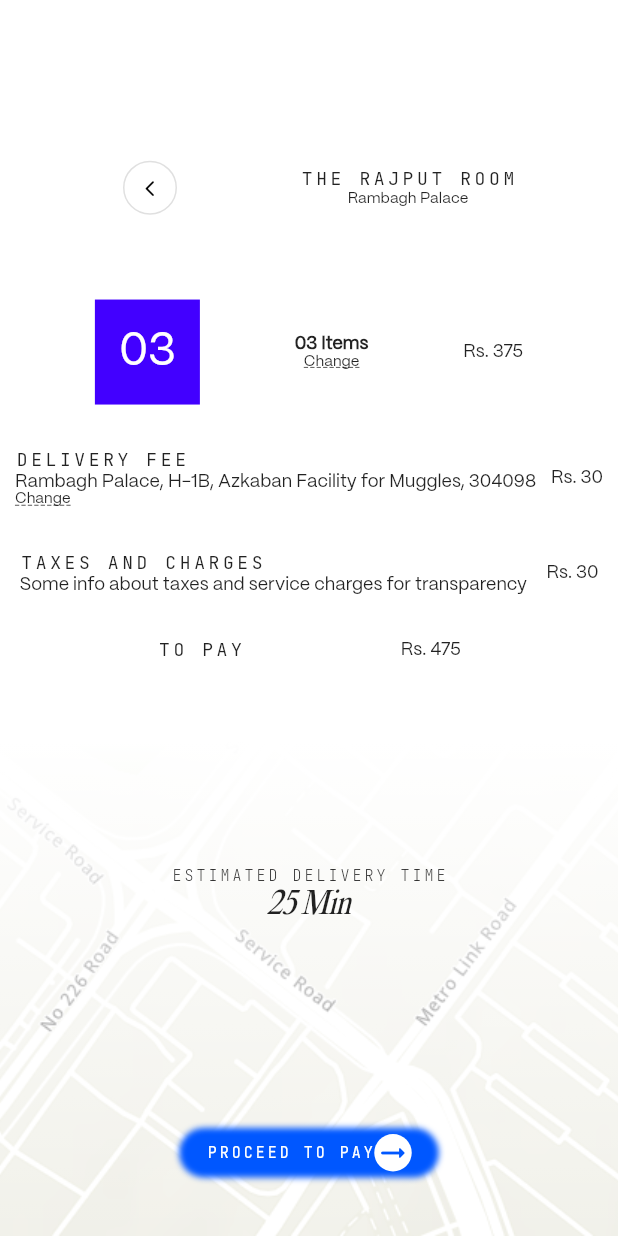
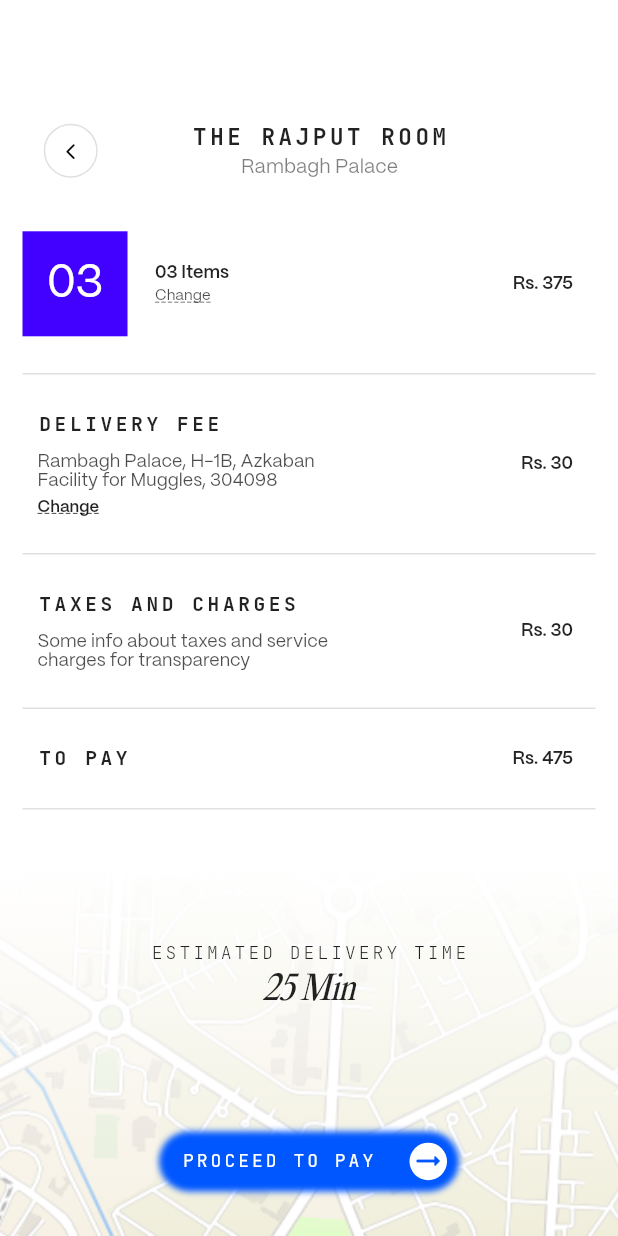
Before and after one commit to Saurav-cruv/ONDC-Food-CartPaymentScreen, a Flutter app: the screen it shows after launch, on a phone screen of 412 x 824 dp. Run offline on Flutter 3.47's test engine with Material 2 defaults, Android fonts, the phone set to English and light mode, and no system bars; our stand-ins replace google_fonts.

Commit message:
Spacing completed

```diff
--- a/ondc_cartpaymentscreen/lib/main.dart
+++ b/ondc_cartpaymentscreen/lib/main.dart
@@ -1,5 +1,4 @@
 import 'dart:ui';
-
 import 'package:flutter/material.dart';
 import 'package:ondc_cartpaymentscreen/widgets/map_module.dart';
 import 'package:google_fonts/google_fonts.dart';
@@ -14,24 +13,31 @@ class MyApp extends StatelessWidget {
   @override
   Widget build(BuildContext context) {
     return MaterialApp(
+      debugShowCheckedModeBanner: false,
       home: Scaffold(
         body: Stack(
           children: [
+            ///Map component
             const MapImage(),
+
+            ///Gradient
             Container(
               decoration: BoxDecoration(
                 gradient: LinearGradient(
                     colors: [Colors.white, Colors.white.withOpacity(0.0)],
                     begin: Alignment.topCenter,
                     end: Alignment.bottomCenter,
-                    stops: const [0.6, 1]),
+                    stops: const [0.7, 1]),
               ),
             ),
+
             Column(
               children: [
-                const Spacer(flex: 70),
+                const Spacer(flex: 90),
                 Row(mainAxisAlignment: MainAxisAlignment.center, children: [
-                  const Spacer(),
+                  const Spacer(flex: 20),
+
+                  ///Back button
                   OutlinedButton(
                       style: OutlinedButton.styleFrom(
                           shape: const CircleBorder(),
@@ -42,23 +48,33 @@ class MyApp extends StatelessWidget {
                         color: Colors.black,
                         size: 12.5,
                       )),
-                  const Spacer(),
+                  const Spacer(flex: 64),
+
+                  ///Hotel details
                   Column(
                     children: [
                       Text('THE RAJPUT ROOM',
                           style: GoogleFonts.jetBrainsMono(
-                              fontSize: 12, letterSpacing: 2.4)),
+                              fontSize: 15,
+                              letterSpacing: 2.4,
+                              fontWeight: FontWeight.bold)),
+                      const SizedBox(height: 4),
                       const Text('Rambagh Palace',
-                          style: TextStyle(fontFamily: 'PPMori', fontSize: 10))
+                          style: TextStyle(
+                              fontFamily: 'PPMori',
+                              fontSize: 13,
+                              color: Color(0x80000000)))
                     ],
                   ),
-                  const Spacer(),
+                  const Spacer(flex: 150),
                 ]),
                 const Spacer(flex: 35),
-                Row(
-                  mainAxisAlignment: MainAxisAlignment.center,
+
+                ///Item details
+                Padding(
+                  padding: const EdgeInsets.only(left: 15, right: 30),
+                  child: Row(
                     children: [
-                    const Spacer(),
                       Container(
                         width: 70,
                         height: 70,
@@ -73,8 +89,9 @@ class MyApp extends StatelessWidget {
                           ),
                         ),
                       ),
-                    const Spacer(),
+                      const Spacer(flex: 15),
                       const Column(
+                        crossAxisAlignment: CrossAxisAlignment.start,
                         children: [
                           Text(
                             '03 Items',
@@ -83,116 +100,187 @@ class MyApp extends StatelessWidget {
                                 fontSize: 12,
                                 fontWeight: FontWeight.w600),
                           ),
+                          SizedBox(height: 4),
                           Text(
                             'Change',
                             style: TextStyle(
                                 fontFamily: 'PPMori',
                                 fontSize: 10,
                                 decoration: TextDecoration.underline,
-                              decorationStyle: TextDecorationStyle.dashed),
+                                decorationStyle: TextDecorationStyle.dashed,
+                                color: Color(0xB2000000)),
                           )
                         ],
                       ),
-                    const Spacer(),
+                      const Spacer(flex: 155),
                       const Text(
                         'Rs. 375',
-                      style: TextStyle(fontFamily: 'PPMori', fontSize: 12),
+                        style: TextStyle(
+                            fontFamily: 'PPMori',
+                            fontSize: 12,
+                            fontWeight: FontWeight.w600),
                       ),
-                    const Spacer(),
                     ],
                   ),
+                ),
                 const Spacer(flex: 20),
-                Row(
+                const Divider(
+                  thickness: 1,
+                  indent: 15,
+                  endIndent: 15,
+                ),
+                const Spacer(flex: 20),
+
+                ///Delivery and locality details
+                Padding(
+                  padding: const EdgeInsets.only(left: 25, right: 30),
+                  child: Row(
+                    mainAxisAlignment: MainAxisAlignment.spaceBetween,
                     children: [
-                    const Spacer(),
-                    Column(
+                      SizedBox(
+                        width: 200,
+                        child: Column(
                           crossAxisAlignment: CrossAxisAlignment.start,
                           children: [
                             Text('DELIVERY FEE',
                                 style: GoogleFonts.jetBrainsMono(
-                                fontSize: 12, letterSpacing: 2.4)),
+                                    fontSize: 13,
+                                    letterSpacing: 2.4,
+                                    fontWeight: FontWeight.bold)),
+                            const SizedBox(height: 10),
                             const Text(
                                 'Rambagh Palace, H-1B, Azkaban Facility for Muggles, 304098',
-                            style:
-                                TextStyle(fontFamily: 'PPMori', fontSize: 12)),
+                                style: TextStyle(
+                                    fontFamily: 'PPMori',
+                                    fontSize: 12,
+                                    color: Color(0xB2000000))),
+                            const SizedBox(height: 5),
                             const Text(
                               'Change',
                               style: TextStyle(
                                   fontFamily: 'PPMori',
-                              fontSize: 10,
+                                  fontSize: 11,
                                   decoration: TextDecoration.underline,
-                              decorationStyle: TextDecorationStyle.dashed),
+                                  decorationStyle: TextDecorationStyle.dashed,
+                                  fontWeight: FontWeight.bold),
                             )
                           ],
                         ),
-                    const Spacer(),
+                      ),
                       const Text(
                         'Rs. 30',
-                      style: TextStyle(fontFamily: 'PPMori', fontSize: 12),
+                        style: TextStyle(
+                            fontFamily: 'PPMori',
+                            fontSize: 12,
+                            fontWeight: FontWeight.w600),
                       ),
-                    const Spacer(),
                     ],
                   ),
+                ),
                 const Spacer(flex: 20),
-                Row(
+                const Divider(
+                  thickness: 1,
+                  indent: 15,
+                  endIndent: 15,
+                ),
+                const Spacer(flex: 20),
+
+                ///Taxes and other expenses
+                Padding(
+                  padding: const EdgeInsets.only(left: 25, right: 30),
+                  child: Row(
+                    mainAxisAlignment: MainAxisAlignment.spaceBetween,
                     children: [
-                    const Spacer(),
-                    Column(
+                      SizedBox(
+                        width: 200,
+                        child: Column(
                           crossAxisAlignment: CrossAxisAlignment.start,
                           children: [
                             Text('TAXES AND CHARGES',
                                 style: GoogleFonts.jetBrainsMono(
-                                fontSize: 12, letterSpacing: 2.4)),
+                                    fontSize: 13,
+                                    letterSpacing: 2.4,
+                                    fontWeight: FontWeight.bold)),
+                            const SizedBox(height: 10),
                             const Text(
                                 'Some info about taxes and service charges for transparency',
-                            style:
-                                TextStyle(fontFamily: 'PPMori', fontSize: 12)),
+                                style: TextStyle(
+                                    fontFamily: 'PPMori',
+                                    fontSize: 12,
+                                    color: Color(0xB2000000))),
                           ],
                         ),
-                    const Spacer(),
+                      ),
                       const Text(
                         'Rs. 30',
-                      style: TextStyle(fontFamily: 'PPMori', fontSize: 12),
+                        style: TextStyle(
+                            fontFamily: 'PPMori',
+                            fontSize: 12,
+                            fontWeight: FontWeight.w600),
                       ),
-                    const Spacer(),
                     ],
                   ),
+                ),
                 const Spacer(flex: 20),
-                Row(
+                const Divider(
+                  thickness: 1,
+                  indent: 15,
+                  endIndent: 15,
+                ),
+
+                ///Final pay amount
+                const Spacer(flex: 20),
+                Padding(
+                  padding: const EdgeInsets.only(left: 25, right: 30),
+                  child: Row(
+                    mainAxisAlignment: MainAxisAlignment.spaceBetween,
                     children: [
-                    const Spacer(),
                       Text('TO PAY',
                           style: GoogleFonts.jetBrainsMono(
-                            fontSize: 12, letterSpacing: 2.4)),
-                    const Spacer(),
+                              fontSize: 13,
+                              letterSpacing: 2.4,
+                              fontWeight: FontWeight.bold)),
                       const Text(
                         'Rs. 475',
-                      style: TextStyle(fontFamily: 'PPMori', fontSize: 12),
+                        style: TextStyle(
+                            fontFamily: 'PPMori',
+                            fontSize: 12,
+                            fontWeight: FontWeight.w700),
                       ),
-                    const Spacer(),
                     ],
                   ),
+                ),
+                const Spacer(flex: 20),
+                const Divider(
+                  thickness: 1,
+                  indent: 15,
+                  endIndent: 15,
+                ),
                 const Spacer(flex: 94),
+
+                ///Delivery time details
                 Text(
                   'ESTIMATED DELIVERY TIME',
                   style: GoogleFonts.jetBrainsMono(
-                      fontSize: 10,
+                      fontSize: 12,
                       fontWeight: FontWeight.w200,
                       letterSpacing: 2),
                 ),
+                const Spacer(flex: 4),
                 const Text(
                   '25 Min',
                   style: TextStyle(
                       fontFamily: 'PPEditorial',
                       fontStyle: FontStyle.italic,
                       letterSpacing: -0.6,
-                      fontSize: 20,
+                      fontSize: 22,
                       fontWeight: FontWeight.w200),
                 ),
                 const Spacer(flex: 94),
-                Container(
-                  height: 33,
-                  width: 173,
+                ///Blurred button
+                SizedBox(
+                  height: 40,
+                  width: 200,
                   child: Stack(
                     alignment: Alignment.center,
                     children: [
@@ -210,13 +298,19 @@ class MyApp extends StatelessWidget {
                                       0xFF0057FF))), // Widget that is blurred
                         ),
                       ),
-                      Row(
-                        mainAxisAlignment: MainAxisAlignment.center,
+                      InkWell(
+                        onTap: () {
+                          print('ETHYOOOO');
+                        },
+                        child: Padding(
+                          padding: const EdgeInsets.only(left: 15, right: 8),
+                          child: Row(
+                            mainAxisAlignment: MainAxisAlignment.spaceBetween,
                             children: [
                               Text(
                                 'PROCEED TO PAY',
                                 style: GoogleFonts.jetBrainsMono(
-                                fontSize: 10,
+                                    fontSize: 12,
                                     letterSpacing: 2,
                                     color: Colors.white),
                               ),
@@ -230,11 +324,13 @@ class MyApp extends StatelessWidget {
                                     color: Color(0xFF0057FF)),
                               )
                             ],
+                          ),
+                        ),
                       )
                     ],
                   ),
                 ),
-                const Spacer(flex: 27),
+                const Spacer(flex: 35),
               ],
             )
           ],
--- a/ondc_cartpaymentscreen/lib/widgets/map_module.dart
+++ b/ondc_cartpaymentscreen/lib/widgets/map_module.dart
@@ -1,4 +1,6 @@
 import 'package:flutter/material.dart';
+
+///This module mimics the map of the ONDC app user. For static puposes the map background is an image.
 
 class MapImage extends StatelessWidget {
   const MapImage({super.key});
@@ -6,7 +8,7 @@ class MapImage extends StatelessWidget {
   @override
   Widget build(BuildContext context) {
     return Image.asset(
-      'assets/images/map_image.png',
+      'assets/images/map_image3.png',
       fit: BoxFit.cover,
       width: double.infinity,
       height: double.infinity,
```
Also changed, not shown: ondc_cartpaymentscreen/pubspec.yaml (+3 -33 lines), ondc_cartpaymentscreen/assets/fonts/PPMori-SemiBold.otf (added), ondc_cartpaymentscreen/assets/images/map_image.png, ondc_cartpaymentscreen/assets/images/map_image2.png (added), ondc_cartpaymentscreen/assets/images/map_image3.png (added). Lines whose indentation alone changed are shown as unchanged.
